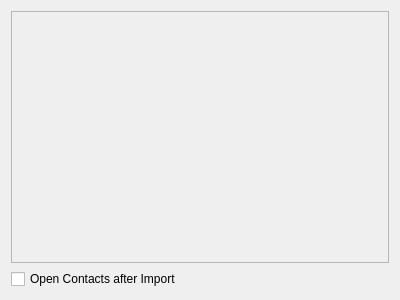
KDAB/FatCRM, file client/src/dialogs/contactsimportpage.ui: the form before one commit.
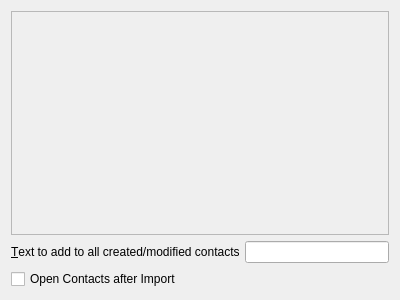
The form after the commit.

Commit message: CSV import: add note to all contacts

```diff
--- a/client/src/dialogs/contactsimportpage.ui
+++ b/client/src/dialogs/contactsimportpage.ui
@@ -22,13 +22,30 @@
         <x>0</x>
         <y>0</y>
         <width>386</width>
-        <height>261</height>
+        <height>233</height>
        </rect>
       </property>
       <layout class="QVBoxLayout" name="mainLayout"/>
      </widget>
     </widget>
    </item>
+   <item>
+    <layout class="QHBoxLayout" name="horizontalLayout">
+     <item>
+      <widget class="QLabel" name="label">
+       <property name="text">
+        <string>&amp;Text to add to all created/modified contacts</string>
+       </property>
+       <property name="buddy">
+        <cstring>lineEdit</cstring>
+       </property>
+      </widget>
+     </item>
+     <item>
+      <widget class="QLineEdit" name="lineEdit"/>
+     </item>
+    </layout>
+   </item>
    <item>
     <widget class="QCheckBox" name="cbOpenContacts">
      <property name="text">
```
The commit also changes 2 other files.
